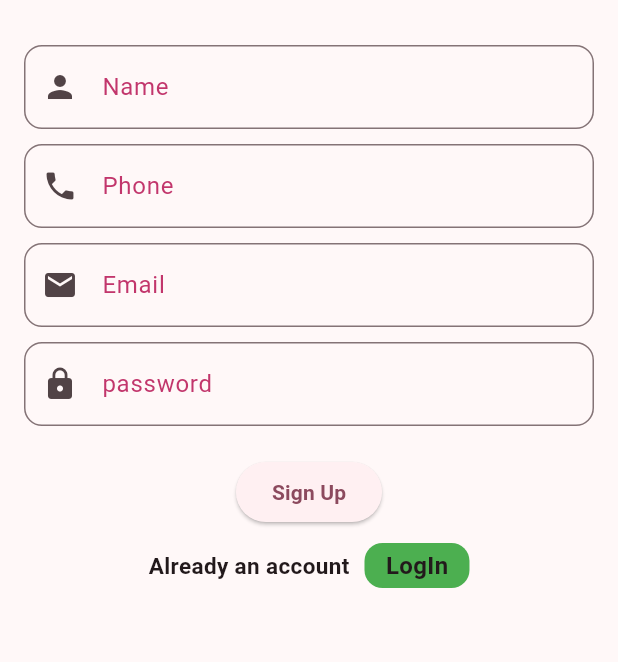
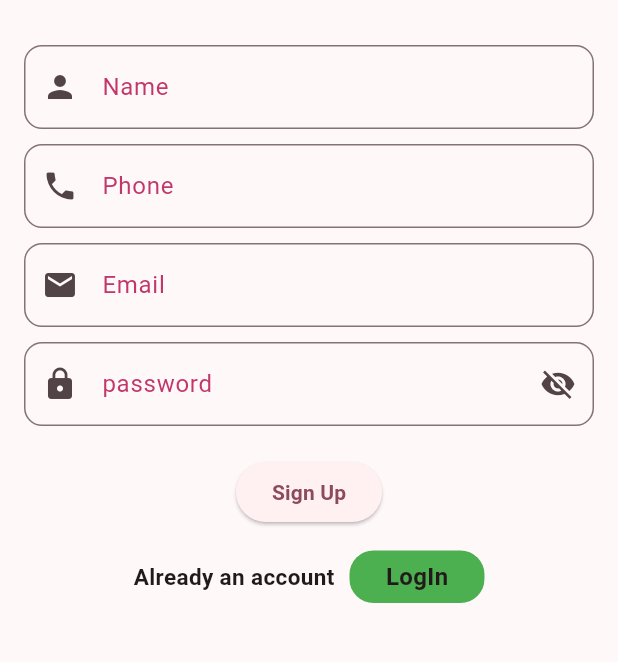
Before and after one commit to ADIL41/Mini-Social-app-, a Flutter app: the screen it shows after launch, after a tap on "Sign Up", on a phone screen of 412 x 824 dp, the part 483-1145 px from its top. Run offline on Flutter 3.47's test engine with Material 3 defaults, Android fonts, the phone set to English and light mode, and no system bars; our stand-ins replace cloud_firestore, firebase_auth, firebase_core; accounts and stored records are empty; network calls fail.

Commit message:
continue chnaging

```diff
--- a/lib/Screens/login_screen.dart
+++ b/lib/Screens/login_screen.dart
@@ -16,6 +16,7 @@ class _LoginScreenState extends State<LoginScreen> {
   final _formkey = GlobalKey<FormState>();
   final TextEditingController _emailController = TextEditingController();
   final TextEditingController _passwordController = TextEditingController();
+  bool _obscurePassword = true;
 
   @override
   void dispose() {
@@ -66,7 +67,7 @@ class _LoginScreenState extends State<LoginScreen> {
                 SizedBox(height: 12),
                 TextFormField(
                   controller: _passwordController,
-                  obscureText: true,
+                  obscureText: _obscurePassword,
                   decoration: InputDecoration(
                     labelText: 'Password',
                     labelStyle: TextStyle(
@@ -74,6 +75,18 @@ class _LoginScreenState extends State<LoginScreen> {
                     ),
                     hintText: 'enter your password',
                     prefixIcon: Icon(Icons.lock),
+                    suffixIcon: IconButton(
+                      onPressed: () {
+                        setState(() {
+                          _obscurePassword = !_obscurePassword;
+                        });
+                      },
+                      icon: Icon(
+                        _obscurePassword
+                            ? Icons.visibility_off
+                            : Icons.visibility,
+                      ),
+                    ),
                     border: OutlineInputBorder(
                       borderRadius: BorderRadius.circular(12),
                       borderSide: BorderSide(
@@ -129,17 +142,17 @@ class _LoginScreenState extends State<LoginScreen> {
                         );
                       },
                       child: Container(
-                        height: 30,
-                        width: 70,
+                        height: 35,
+                        width: 90,
                         decoration: BoxDecoration(
                           color: Colors.green,
-                          borderRadius: BorderRadius.circular(12),
+                          borderRadius: BorderRadius.circular(16),
                         ),
                         child: Center(
                           child: Text(
                             'Sign Up',
                             style: TextStyle(
-                              fontSize: 10,
+                              fontSize: 13,
                               fontWeight: FontWeight.bold,
                             ),
                           ),
--- a/lib/Screens/signup_screen.dart
+++ b/lib/Screens/signup_screen.dart
@@ -18,6 +18,7 @@ class _SignUpScreenState extends State<SignUpScreen> {
   final TextEditingController emailController = TextEditingController();
   final TextEditingController passwordController = TextEditingController();
   final TextEditingController phoneNumberController = TextEditingController();
+  bool _obscurePassword = true;
 
   @override
   Widget build(BuildContext context) {
@@ -102,6 +103,7 @@ class _SignUpScreenState extends State<SignUpScreen> {
                 SizedBox(height: 10),
                 TextFormField(
                   controller: passwordController,
+                  obscureText: _obscurePassword,
                   decoration: InputDecoration(
                     labelText: 'password',
                     labelStyle: TextStyle(
@@ -109,6 +111,18 @@ class _SignUpScreenState extends State<SignUpScreen> {
                     ),
                     hintText: 'Enter your password ',
                     prefixIcon: Icon(Icons.lock),
+                    suffixIcon: IconButton(
+                      onPressed: () {
+                        setState(() {
+                          _obscurePassword = !_obscurePassword;
+                        });
+                      },
+                      icon: Icon(
+                        _obscurePassword
+                            ? Icons.visibility_off
+                            : Icons.visibility,
+                      ),
+                    ),
                     border: OutlineInputBorder(
                       borderRadius: BorderRadius.circular(12),
                       borderSide: BorderSide(
@@ -149,7 +163,7 @@ class _SignUpScreenState extends State<SignUpScreen> {
                     style: TextStyle(fontWeight: FontWeight.bold),
                   ),
                 ),
-                SizedBox(height: 10),
+                SizedBox(height: 15),
                 Row(
                   mainAxisAlignment: MainAxisAlignment.center,
                   children: [
@@ -171,11 +185,11 @@ class _SignUpScreenState extends State<SignUpScreen> {
                         );
                       },
                       child: Container(
-                        height: 30,
-                        width: 70,
+                        height: 35,
+                        width: 90,
                         decoration: BoxDecoration(
                           color: Colors.green,
-                          borderRadius: BorderRadius.circular(12),
+                          borderRadius: BorderRadius.circular(16),
                         ),
                         child: Center(
                           child: Text(
```
